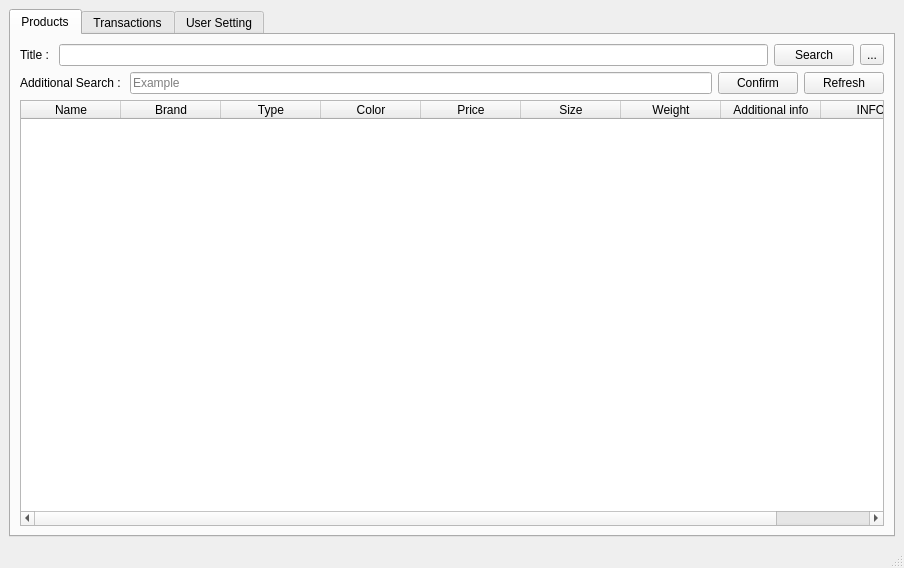
The window that AP/client_ui.ui (AP-projects-4001/Guys) describes before a commit, drawn with Qt 5.
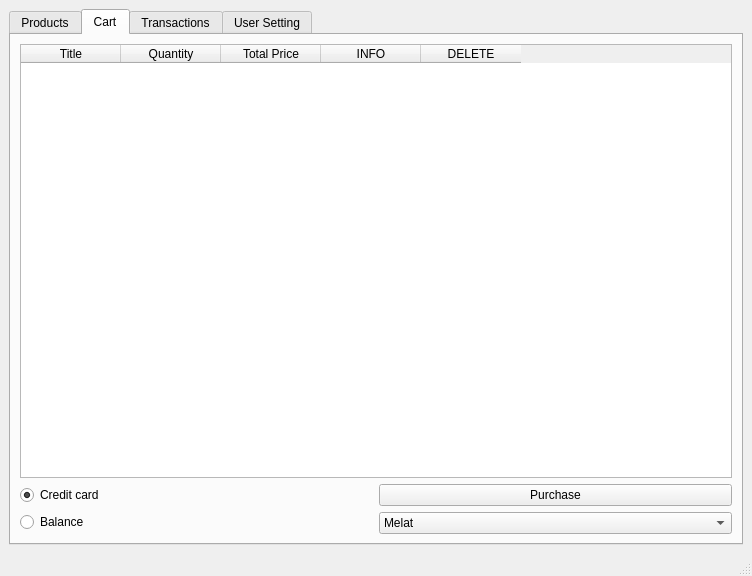
The same window after the commit.

Commit message: Complete Add to cart Ui

What changed in the file:
```diff
--- a/AP/client_ui.ui
+++ b/AP/client_ui.ui
@@ -6,19 +6,25 @@
    <rect>
     <x>0</x>
     <y>0</y>
-    <width>904</width>
-    <height>568</height>
+    <width>752</width>
+    <height>576</height>
    </rect>
   </property>
   <property name="windowTitle">
    <string>MainWindow</string>
   </property>
   <widget class="QWidget" name="centralwidget">
+   <property name="maximumSize">
+    <size>
+     <width>16777213</width>
+     <height>16777215</height>
+    </size>
+   </property>
    <layout class="QGridLayout" name="gridLayout">
     <item row="0" column="0">
      <widget class="QTabWidget" name="tabWidget">
       <property name="currentIndex">
-       <number>0</number>
+       <number>1</number>
       </property>
       <widget class="QWidget" name="tab">
        <attribute name="title">
@@ -139,6 +145,123 @@
         </item>
        </layout>
       </widget>
+      <widget class="QWidget" name="tab_2">
+       <attribute name="title">
+        <string>Cart</string>
+       </attribute>
+       <layout class="QGridLayout" name="gridLayout_4">
+        <item row="0" column="0">
+         <layout class="QVBoxLayout" name="verticalLayout_3">
+          <item>
+           <widget class="QTableWidget" name="cart_table">
+            <property name="minimumSize">
+             <size>
+              <width>0</width>
+              <height>421</height>
+             </size>
+            </property>
+            <column>
+             <property name="text">
+              <string>Title</string>
+             </property>
+            </column>
+            <column>
+             <property name="text">
+              <string>Quantity</string>
+             </property>
+            </column>
+            <column>
+             <property name="text">
+              <string>Total Price</string>
+             </property>
+            </column>
+            <column>
+             <property name="text">
+              <string>INFO</string>
+             </property>
+            </column>
+            <column>
+             <property name="text">
+              <string>DELETE</string>
+             </property>
+            </column>
+           </widget>
+          </item>
+          <item>
+           <layout class="QHBoxLayout" name="horizontalLayout_3">
+            <item>
+             <layout class="QVBoxLayout" name="verticalLayout">
+              <item>
+               <widget class="QRadioButton" name="radioButton">
+                <property name="text">
+                 <string>Credit card</string>
+                </property>
+                <property name="checked">
+                 <bool>true</bool>
+                </property>
+               </widget>
+              </item>
+              <item>
+               <widget class="QRadioButton" name="radioButton_2">
+                <property name="text">
+                 <string>Balance</string>
+                </property>
+               </widget>
+              </item>
+             </layout>
+            </item>
+            <item>
+             <layout class="QVBoxLayout" name="verticalLayout_2">
+              <item>
+               <widget class="QPushButton" name="pushButton_3">
+                <property name="cursor">
+                 <cursorShape>PointingHandCursor</cursorShape>
+                </property>
+                <property name="text">
+                 <string>Purchase</string>
+                </property>
+               </widget>
+              </item>
+              <item>
+               <widget class="QComboBox" name="comboBox">
+                <property name="cursor">
+                 <cursorShape>PointingHandCursor</cursorShape>
+                </property>
+                <item>
+                 <property name="text">
+                  <string>Melat</string>
+                 </property>
+                </item>
+                <item>
+                 <property name="text">
+                  <string>Parsian</string>
+                 </property>
+                </item>
+                <item>
+                 <property name="text">
+                  <string>ZarinPal</string>
+                 </property>
+                </item>
+                <item>
+                 <property name="text">
+                  <string>Saderat</string>
+                 </property>
+                </item>
+                <item>
+                 <property name="text">
+                  <string>Pasargad</string>
+                 </property>
+                </item>
+               </widget>
+              </item>
+             </layout>
+            </item>
+           </layout>
+          </item>
+         </layout>
+        </item>
+       </layout>
+      </widget>
       <widget class="QWidget" name="transaction_tab">
        <attribute name="title">
         <string>Transactions</string>
```
The commit also changes 15 other files.
